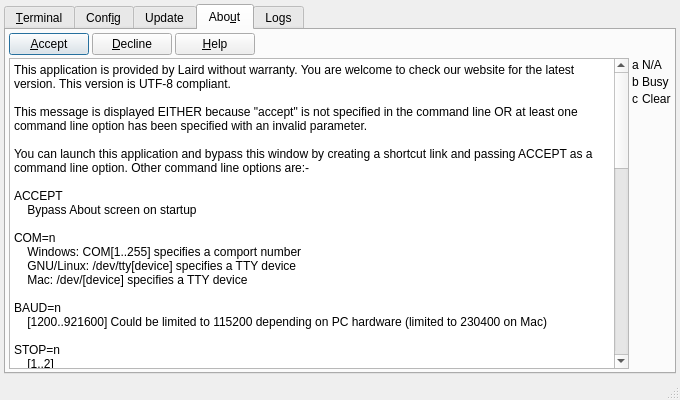
First picture: the form in UwxMainWindow.ui, repository LairdCP/UwTerminalX, before the edit.
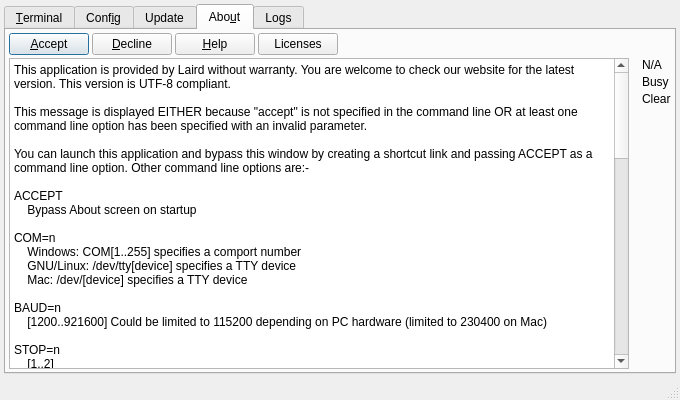
Second picture: the form after the edit. Icons and pictures are not drawn. Custom widgets are drawn as their Qt base class.

Commit message: v0.95b, adds third party license details, updates file headers

What changed in the file:
```diff
--- a/UwxMainWindow.ui
+++ b/UwxMainWindow.ui
@@ -2290,7 +2290,7 @@
               </property>
              </widget>
             </item>
-            <item row="0" column="3">
+            <item row="0" column="4">
              <spacer name="horizontalSpacer">
               <property name="orientation">
                <enum>Qt::Horizontal</enum>
@@ -2310,6 +2310,13 @@
               </property>
              </widget>
             </item>
+            <item row="0" column="3">
+             <widget class="QPushButton" name="btn_Licenses">
+              <property name="text">
+               <string>Licenses</string>
+              </property>
+             </widget>
+            </item>
            </layout>
           </item>
           <item row="1" column="0">
@@ -2370,13 +2377,10 @@
 NOCONNECT
     Do not connect to device on startup even if ACCEPT is provided
 
-POLL
-    For Usb based serial ports -- if removed, then poll for reappearence
-
-LOCALECHO
+LOCALECHO=n
     [0=Disabled; 1=Enabled]
 
-LINEMODE
+LINEMODE=n
     [0=Disabled; 1=Enabled]
 
 LOG
@@ -2391,9 +2395,14 @@
 SHOWCRLF
     When displaying a TX or RX text on screen, show \t,\r,\n as well
 
-Copyright © Laird Technologies 2011-2015
-For updates, check https://github.com/LairdCP/UwTerminalX or check the 'Update' tab.
-Plus and Minus images obtained from http://www.clker.com</string>
+Copyright © Laird Technologies 2015
+For updates and source code licensed under GPLv3, check https://github.com/LairdCP/UwTerminalX or the 'Update' tab.
+Plus and Minus images obtained from http://www.clker.com
+
+
+This program is free software: you can redistribute it and/or modify it under the terms of the GNU General Public License as published by the Free Software Foundation, version 3.
+This program is distributed in the hope that it will be useful, but WITHOUT ANY WARRANTY; without even the implied warranty of MERCHANTABILITY or FITNESS FOR A PARTICULAR PURPOSE.  See the GNU General Public License for more details.
+You should have received a copy of the GNU General Public License along with this program.  If not, see http://www.gnu.org/licenses/</string>
               </property>
              </widget>
             </item>
@@ -2428,7 +2437,7 @@
                 <item row="0" column="0">
                  <widget class="QLabel" name="label_AboutI1">
                   <property name="text">
-                   <string>a</string>
+                   <string/>
                   </property>
                  </widget>
                 </item>
@@ -2442,7 +2451,7 @@
                 <item row="1" column="0">
                  <widget class="QLabel" name="label_AboutI2">
                   <property name="text">
-                   <string>b</string>
+                   <string/>
                   </property>
                  </widget>
                 </item>
@@ -2463,7 +2472,7 @@
                 <item row="2" column="0">
                  <widget class="QLabel" name="label_AboutI3">
                   <property name="text">
-                   <string>c</string>
+                   <string/>
                   </property>
                  </widget>
                 </item>
```
Left out of the diff: 8 changed lines with no effect on the pictures. The commit also changes 13 other files.
